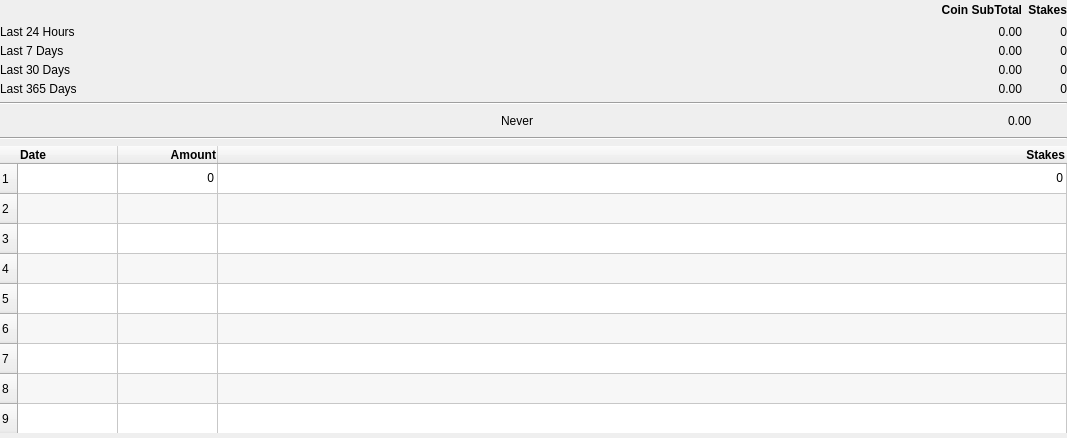
Before: the Qt Designer form src/qt/forms/stakereportdialog.ui in duality-solutions/Sequence, drawn with Qt 5.
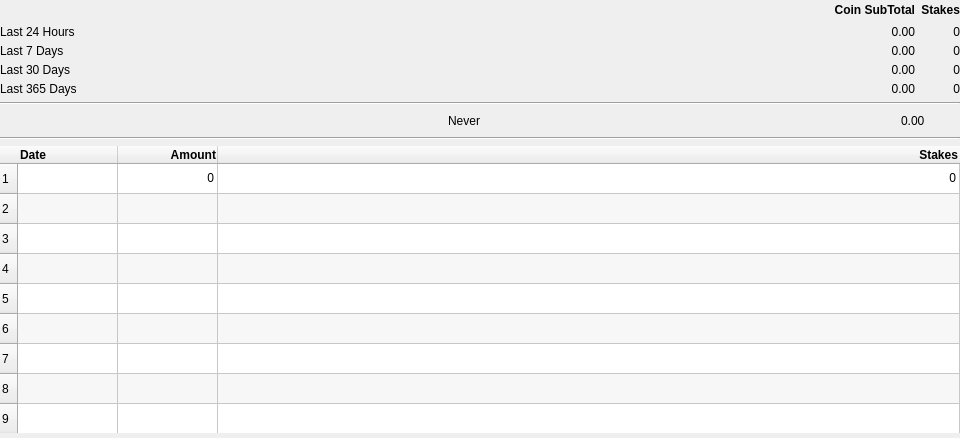
After: the same form once the commit is applied.

```diff
--- a/src/qt/forms/stakereportdialog.ui
+++ b/src/qt/forms/stakereportdialog.ui
@@ -6,7 +6,7 @@
    <rect>
     <x>0</x>
     <y>0</y>
-    <width>1067</width>
+    <width>960</width>
     <height>438</height>
    </rect>
   </property>
@@ -33,7 +33,7 @@
     <rect>
      <x>0</x>
      <y>0</y>
-     <width>1067</width>
+     <width>960</width>
      <height>507</height>
     </rect>
    </property>
```
